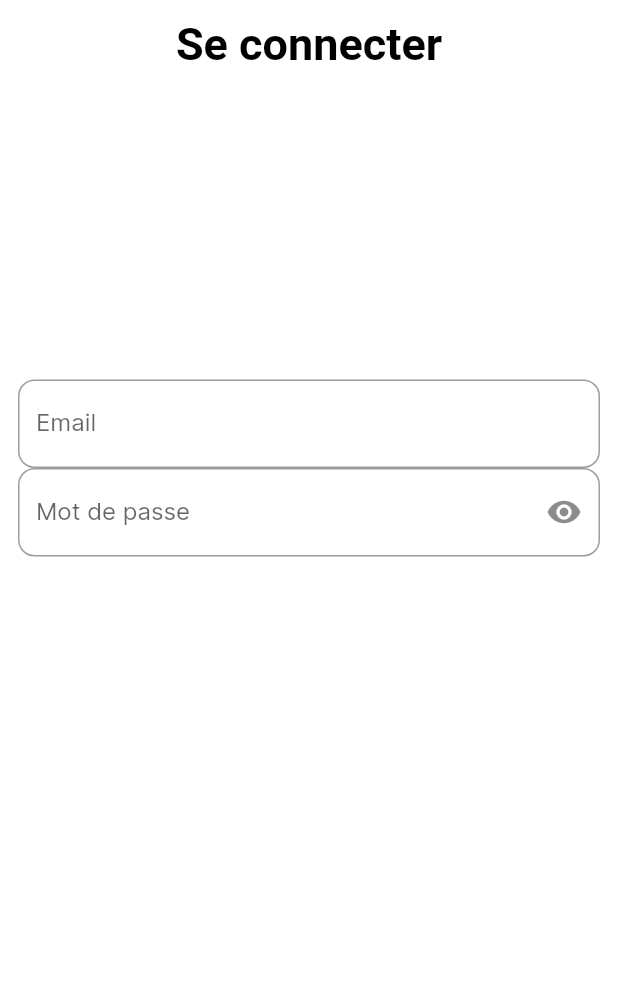
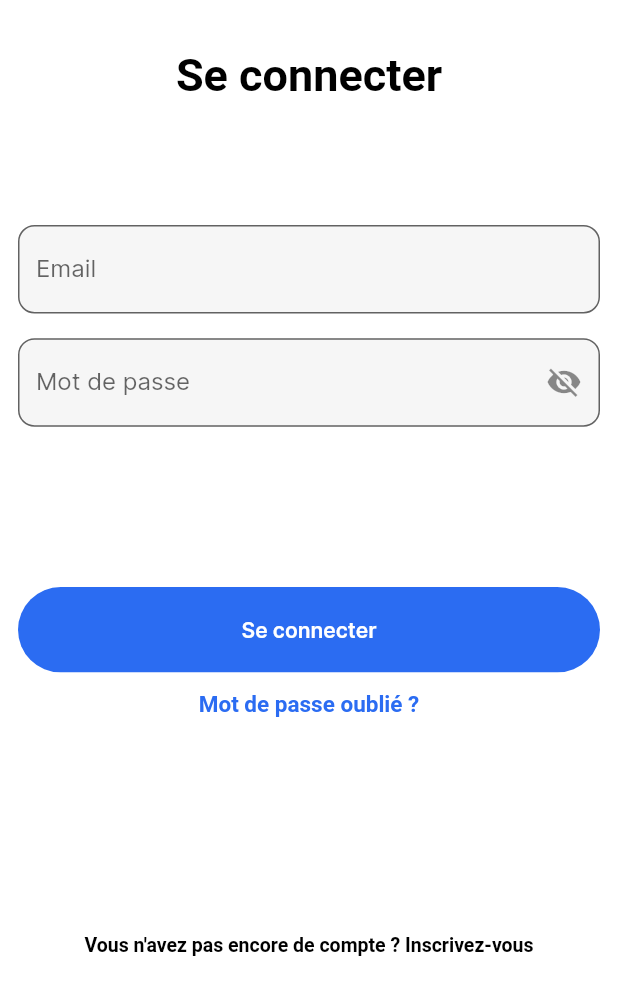
Before and after one commit to AskHim-SIO/mobileapp_askhim, a Flutter app: the screen it shows after launch, after a tap on "Connexion", on a phone screen of 412 x 824 dp. Shown: the top 995 px of the screen. Run offline on Flutter 3.47's test engine with Material 2 defaults, Android fonts, the phone set to English and light mode, and no system bars; Roboto replaces fonts that are missing (Inter-SemiBold).

Commit message:
add login screen

```diff
--- a/lib/Screens/Login/components/body.dart
+++ b/lib/Screens/Login/components/body.dart
@@ -1,7 +1,11 @@
+import 'package:ap4_askhim/Screens/Welcome/welcome_screens.dart';
 import 'package:ap4_askhim/components/input_mail_form.dart';
 import 'package:ap4_askhim/components/input_password_form.dart';
+import 'package:ap4_askhim/components/rounded_buttons.dart';
 
 import 'package:flutter/material.dart';
+
+import '../../../constants.dart';
 
 class Body extends StatefulWidget {
   @override
@@ -27,10 +31,11 @@ class _Body extends State<Body> {
     return Form(
       child: Padding(
         padding: const EdgeInsets.all(12.0),
-        child: Column(
-          mainAxisAlignment: MainAxisAlignment.start,
+        child: ListView(
           children: <Widget>[
-            const Text(
+            SizedBox(height: size.width * 0.05),
+            const Center(
+              child: Text(
                 "Se connecter",
                 style: TextStyle(
                     fontWeight: FontWeight.bold,
@@ -38,18 +43,54 @@ class _Body extends State<Body> {
                     fontFamily: 'Inter-SemiBold',
                     fontSize: 30),
               ),
-            SizedBox(height: size.width * 0.5),
+            ),
+            SizedBox(height: size.width * 0.2),
             const InputFormMail(
               hintText: 'Email',
               labelText: 'Email',
               borderRadius: 11,
             ),
+            SizedBox(height: size.width * 0.04),
             InputFormPassword(
               controller: emailController,
               hintText: 'Mot de passe',
               labelText: 'Mot de passe',
               borderRadius: 11,
-            )
+            ),
+            SizedBox(height: size.width * 0.24),
+            RoundedButton(
+              text: 'Se connecter',
+              press: () {
+                Navigator.push(
+                  context,
+                  MaterialPageRoute(
+                    builder: (context) => WelcomeScreen(),
+                  ),
+                );
+              },
+            ),
+            SizedBox(height: size.width * 0.01),
+            const Center(
+              child: Text(
+                "Mot de passe oublié ?",
+                style: TextStyle(
+                    fontWeight: FontWeight.bold,
+                    color: kPrimaryColor,
+                    fontFamily: 'Inter-SemiBold',
+                    fontSize: 15),
+              ),
+            ),
+            SizedBox(height: size.width * 0.35),
+            const Center(
+              child: Text(
+                "Vous n'avez pas encore de compte ? Inscrivez-vous",
+                style: TextStyle(
+                    fontWeight: FontWeight.bold,
+                    color: Colors.black,
+                    fontFamily: 'Inter-SemiBold',
+                    fontSize: 13),
+              ),
+            ),
           ],
         ),
       ),
--- a/lib/components/input_mail_form.dart
+++ b/lib/components/input_mail_form.dart
@@ -1,4 +1,6 @@
 import 'package:flutter/material.dart';
+
+import '../constants.dart';
 
 class InputFormMail extends StatelessWidget {
   final String hintText, labelText;
@@ -14,6 +16,8 @@ class InputFormMail extends StatelessWidget {
   Widget build(BuildContext context) {
     return TextField(
       decoration: InputDecoration(
+        filled: true,
+        fillColor: greyInput,
         hintText: hintText,
         labelText: labelText,
         //prefixIcon: Icon(Icons.mail),
--- a/lib/components/input_password_form.dart
+++ b/lib/components/input_password_form.dart
@@ -1,5 +1,6 @@
 import 'package:flutter/material.dart';
 import 'package:flutter/services.dart';
+import '../constants.dart';
 
 class InputFormPassword extends StatefulWidget {
   final TextEditingController controller;
@@ -19,13 +20,15 @@ class InputFormPassword extends StatefulWidget {
 }
 
 class _InputFormPasswordState extends State<InputFormPassword> {
-  bool isHidden = false;
+  bool isHidden = true;
 
   @override
   Widget build(BuildContext context) => TextFormField(
         controller: widget.controller,
         obscureText: isHidden,
         decoration: InputDecoration(
+          fillColor: greyInput,
+          filled: true,
           hintText: widget.hintText,
           labelText: widget.labelText,
           border: OutlineInputBorder(
--- a/lib/constants.dart
+++ b/lib/constants.dart
@@ -2,3 +2,4 @@ import "package:flutter/material.dart";
 
 const kPrimaryColor = Color(0xFF2B6CF2);
 const kPrimaryLightColor = Color(0xFFFFFFFF);
+const greyInput = Color(0xFFF6F6F6);
```
Lines whose indentation alone changed are shown as unchanged.
